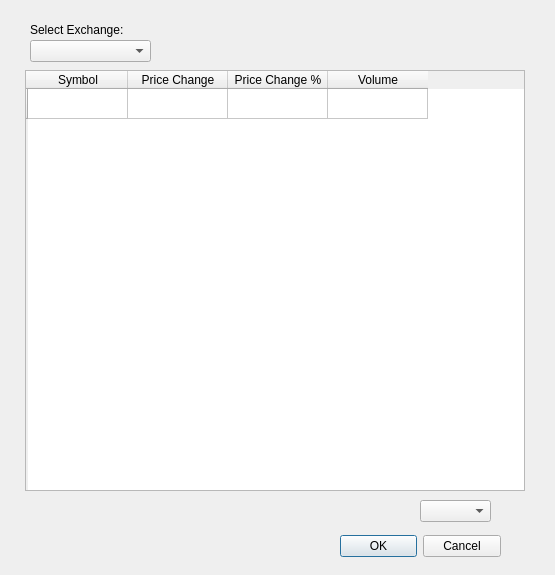
Above: windowqt.ui from pywizard/wavetrend before the change. Below: the same form after it.
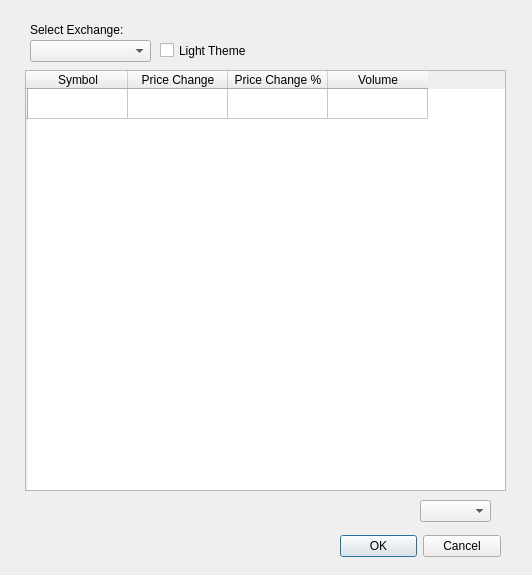
That is the form after the change. Icons and pictures are not drawn.

Commit message: introduce light theme

Diff of the .ui file:
```diff
--- a/windowqt.ui
+++ b/windowqt.ui
@@ -6,7 +6,7 @@
    <rect>
     <x>0</x>
     <y>0</y>
-    <width>555</width>
+    <width>532</width>
     <height>575</height>
    </rect>
   </property>
@@ -38,7 +38,7 @@
     <rect>
      <x>25</x>
      <y>70</y>
-     <width>500</width>
+     <width>481</width>
      <height>421</height>
     </rect>
    </property>
@@ -104,6 +104,19 @@
     <string>Select Exchange:</string>
    </property>
   </widget>
+  <widget class="QCheckBox" name="checkBox">
+   <property name="geometry">
+    <rect>
+     <x>160</x>
+     <y>30</y>
+     <width>101</width>
+     <height>41</height>
+    </rect>
+   </property>
+   <property name="text">
+    <string>Light Theme</string>
+   </property>
+  </widget>
  </widget>
  <resources/>
  <connections>
```
The commit also changes 6 other files.
